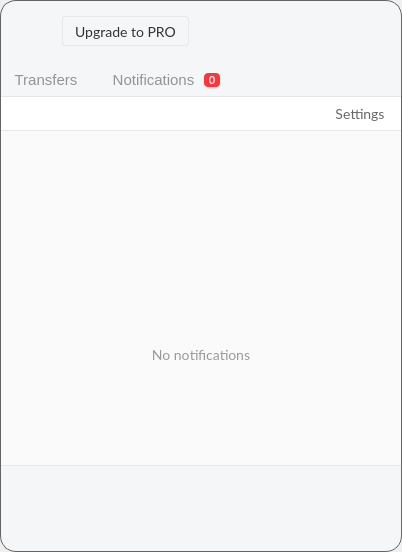
This is src/MEGASync/gui/linux/InfoDialog.ui in meganz/MEGAsync as Qt 5 draws it before an edit. The edited form follows.
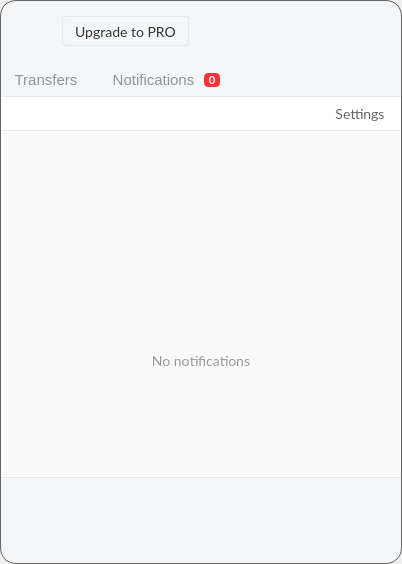
This is the edited form. Icons and pictures are not drawn. Custom widgets are drawn as their Qt base class.

Commit message: animate blocked error

Patch:
```diff
--- a/src/MEGASync/gui/linux/InfoDialog.ui
+++ b/src/MEGASync/gui/linux/InfoDialog.ui
@@ -86,7 +86,7 @@
      <property name="minimumSize">
       <size>
        <width>402</width>
-       <height>545</height>
+       <height>564</height>
       </size>
      </property>
      <property name="maximumSize">
```
The commit also changes 2 other files.
